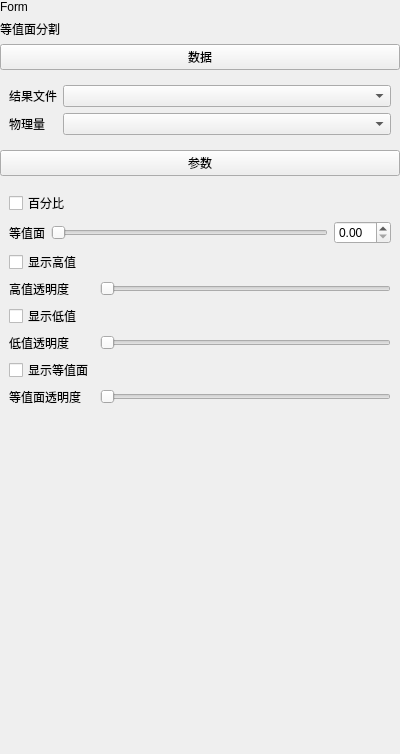
Qt form plugins/Base_PostProcessing/IsosurfaceSegmentationWidget.ui (asd977/base_cae) before a commit.
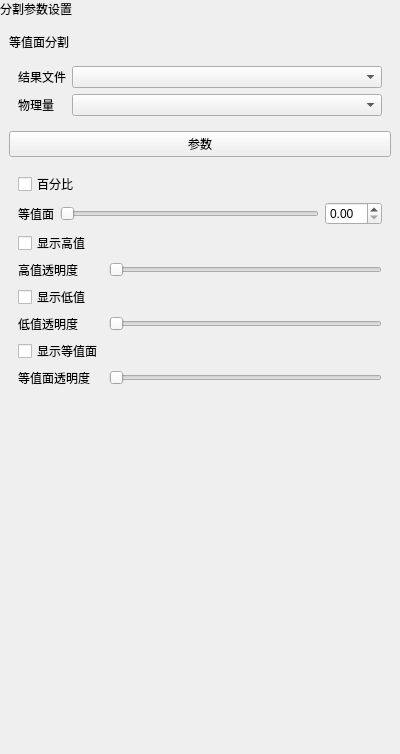
The same form after that commit.

What changed in the file:
```diff
--- a/plugins/Base_PostProcessing/IsosurfaceSegmentationWidget.ui
+++ b/plugins/Base_PostProcessing/IsosurfaceSegmentationWidget.ui
@@ -27,12 +27,35 @@
     <number>0</number>
    </property>
       <item>
-    <widget class="QLabel" name="pageNameLabel">
+    <widget class="QLabel" name="pageHeaderLabel">
+     <property name="sizePolicy">
+      <sizepolicy hsizetype="Preferred" vsizetype="Fixed">
+       <horstretch>0</horstretch>
+       <verstretch>0</verstretch>
+      </sizepolicy>
+     </property>
      <property name="text">
-      <string>Form</string>
+      <string>分割参数设置</string>
      </property>
     </widget>
    </item>
+   <item>
+    <layout class="QVBoxLayout" name="contentLayout">
+     <property name="leftMargin">
+      <number>9</number>
+     </property>
+     <property name="topMargin">
+      <number>9</number>
+     </property>
+     <property name="rightMargin">
+      <number>9</number>
+     </property>
+     <property name="bottomMargin">
+      <number>9</number>
+     </property>
+     <property name="spacing">
+      <number>6</number>
+     </property>
 <item>
     <widget class="QLabel" name="label">
      <property name="text">
@@ -40,13 +63,6 @@
      </property>
     </widget>
    </item>
-   <item>
-    <widget class="QPushButton" name="sectionTitleButton">
-     <property name="text">
-      <string>数据</string>
-     </property>
-    </widget>
-   </item>
    <item>
     <widget class="QWidget" name="widget_2" native="true">
      <layout class="QGridLayout" name="gridLayout_3">
@@ -77,10 +93,24 @@
        </widget>
       </item>
       <item row="0" column="1">
-       <widget class="QComboBox" name="stepComboBox" />
+         <widget class="QComboBox" name="stepComboBox">
+          <property name="minimumSize">
+           <size>
+            <width>10</width>
+            <height>0</height>
+           </size>
+          </property>
+         </widget>
       </item>
       <item row="1" column="1">
-       <widget class="QComboBox" name="scalarComboBox" />
+         <widget class="QComboBox" name="scalarComboBox">
+          <property name="minimumSize">
+           <size>
+            <width>10</width>
+            <height>0</height>
+           </size>
+          </property>
+         </widget>
       </item>
      </layout>
     </widget>
@@ -110,7 +140,14 @@
        </widget>
       </item>
       <item row="1" column="2">
-       <widget class="QDoubleSpinBox" name="isoSpin" />
+         <widget class="QDoubleSpinBox" name="isoSpin">
+          <property name="minimumSize">
+           <size>
+            <width>10</width>
+            <height>0</height>
+           </size>
+          </property>
+         </widget>
       </item>
       <item row="1" column="1">
        <widget class="QSlider" name="isoSlider">
@@ -201,6 +238,8 @@
       </size>
      </property>
     </spacer>
+     </item>
+    </layout>
    </item>
   </layout>
  </widget>
```
Left out of the diff: 2 changed lines with no effect on the pictures. Lines whose indentation alone changed are shown as unchanged.
